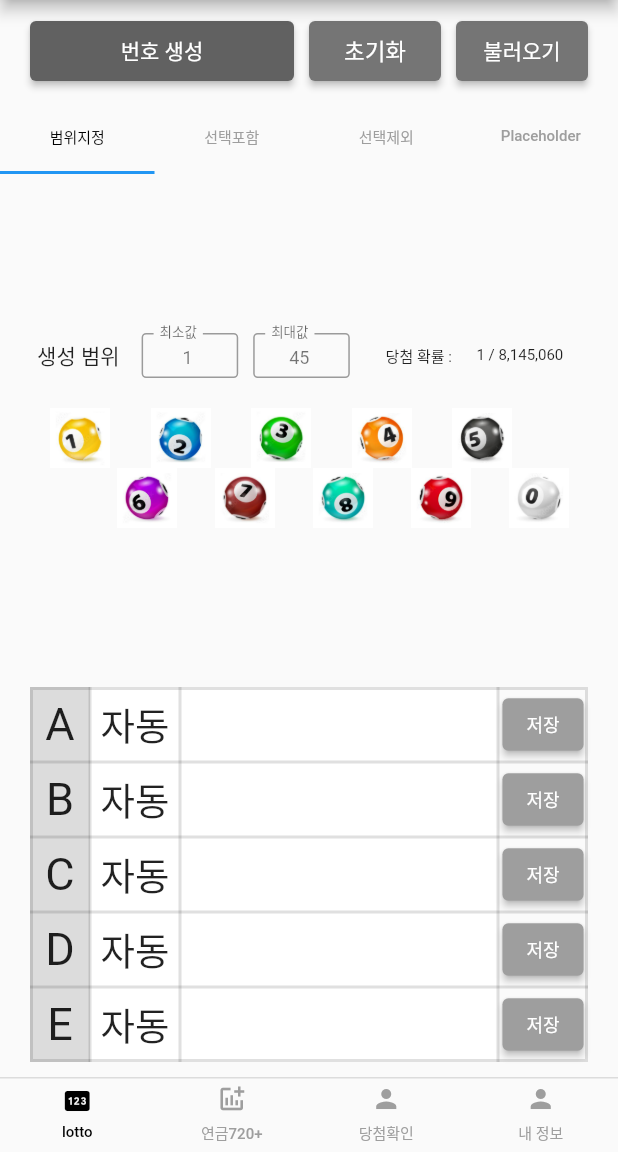
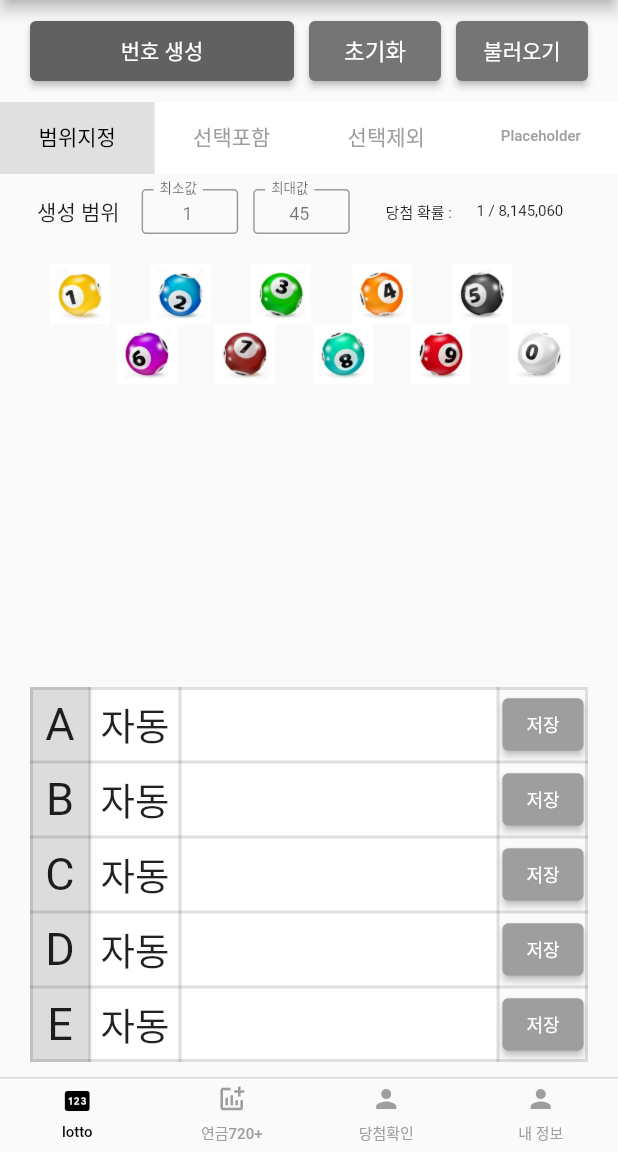
Before and after one commit to zzugoon/Lt645App, a Flutter app: the screen it shows after launch, on a phone screen of 412 x 824 dp, the part 84-1236 px from its top. Run offline on Flutter 3.47's test engine with Material 2 defaults, Android fonts, the phone set to English and light mode, and no system bars; our stand-ins replace numberpicker, permission_handler; missing offline and left inert: flutter_inappwebview, saf, shared_storage; Roboto replaces fonts that are missing (mobilePOP, on_goelip); project files that could hold a hidden picture were left out.

Commit message:
add size remake

```diff
--- a/lib/destination/destinationView.dart
+++ b/lib/destination/destinationView.dart
@@ -31,7 +31,7 @@ class _DestinationViewState extends State<DestinationView> {
               case '/':
                 return RootPage();
               case '/list':
-                return ListPage(destination: widget.destination);
+                return ListPage();
               case '/text':
                 return MyInfoPage(destination: widget.destination);
             }
--- a/lib/home/RootPage.dart
+++ b/lib/home/RootPage.dart
@@ -223,26 +223,31 @@ class _RootPageState extends State<RootPage> with TickerProviderStateMixin {
               ),
             ),
             sizeBox(0.0, 10.0),
-            TabBar(
+            Container(
+              color: Colors.white,
+              child: TabBar(
                 controller: _tabController,
+                indicator: BoxDecoration(
+                  color: Colors.black12
+                ),
                 // indicatorColor: Colors.transparent, // indicator 없애기
                 // overlayColor: MaterialStatePropertyAll(Colors.black),
-              unselectedLabelColor: Colors.grey, // 선택되지 않은 tab 색
+                unselectedLabelColor: Colors.grey, // 선택되지 않은 tab 색,
                 labelColor: Colors.black, //
                 tabs: const <Widget>[
                   Tab(
                     child: Text('범위지정',
-                  style: TextStyle(fontSize: 10.0),
+                    style: TextStyle(fontSize: 14.0),
                     ),
                   ),
                   Tab(
                     child: Text('선택포함',
-                  style: TextStyle(fontSize: 10.0),
+                    style: TextStyle(fontSize: 14.0),
                     ),
                   ),
                   Tab(
                     child: Text('선택제외',
-                  style: TextStyle(fontSize: 10.0),
+                    style: TextStyle(fontSize: 14.0),
                     ),
                   ),
                   Tab(
@@ -251,6 +256,7 @@ class _RootPageState extends State<RootPage> with TickerProviderStateMixin {
                     ),
                   ),
                 ],
+              ),
             ),
             Flexible(
               fit: FlexFit.tight,
@@ -400,7 +406,7 @@ class _RootPageState extends State<RootPage> with TickerProviderStateMixin {
 
   tabItemRange () {
     return Column(
-      mainAxisAlignment: MainAxisAlignment.center,
+      mainAxisAlignment: MainAxisAlignment.start,
       children: [Container( ////////////////// selectRange //////////////////
         padding: const EdgeInsets.only(left: 20, right: 20, top: 10, bottom: 10),
         child: Row(
@@ -535,11 +541,16 @@ class _RootPageState extends State<RootPage> with TickerProviderStateMixin {
   tabItemPartial() {
     return Container(
       child: Column(
+        mainAxisAlignment: MainAxisAlignment.spaceEvenly,
+        // mainAxisSize: MainAxisSize.max,
+        // crossAxisAlignment: CrossAxisAlignment.start,
         children: [
-          sizeBox(0.0, 10.0),
-          const Text('* 선택한 숫자를 포함하여 추첨번호를 생성합니다(최대 6개 선택 가능)'),
+          // sizeBox(0.0, 10.0),
+          const Text('선택한 숫자를 포함하여 추첨번호를 생성합니다',
+          style: TextStyle(fontSize: 12)),
+          const Text('(최대 6개 선택 가능)',
+              style: TextStyle(fontSize: 10)),
           for(var i=0; i<_lotteryNumberList.length; i++)...[
-            sizeBox(0.0, 1.0),
             createToggleButtons(_lotteryNumberList[i], i, partialSelections),
           ]
         ],
@@ -550,9 +561,13 @@ class _RootPageState extends State<RootPage> with TickerProviderStateMixin {
   tabItemUnPartial() {
     return Container(
       child: Column(
+        mainAxisAlignment: MainAxisAlignment.spaceEvenly,
         children: [
-          sizeBox(0.0, 10.0),
-          const Text('* 선택한 숫자를 제외하여 추첨번호를 생성합니다(최대 20개 선택 가능)'),
+          // sizeBox(0.0, 10.0),
+          const Text('선택한 숫자를 제외하여 추첨번호를 생성합니다',
+            style: TextStyle(fontSize: 12)),
+          const Text('(최대 20개 선택 가능)',
+              style: TextStyle(fontSize: 10)),
           for(var i=0; i<_lotteryNumberList.length; i++)...[
             sizeBox(0.0, 1.0),
             createToggleButtons(_lotteryNumberList[i], i, unPartialSelections),
@@ -575,6 +590,8 @@ class _RootPageState extends State<RootPage> with TickerProviderStateMixin {
         minHeight: 33.0,
         minWidth: 33.0,
       ),
+      renderBorder: false,
+      tapTargetSize: MaterialTapTargetSize.shrinkWrap,
       children: <Widget>[
         if(number == 40)...[
           for(var i=0; i<5; i++)...[
@@ -591,8 +608,8 @@ class _RootPageState extends State<RootPage> with TickerProviderStateMixin {
 
   createPartialNumber(number, idx, listIndex, selections) {
     return Container(
-      width: 25,
-      height: 25,
+      width: 28,
+      height: 28,
       decoration: BoxDecoration(
         border: Border.all(width: 1),
         shape: BoxShape.circle,
@@ -658,7 +675,7 @@ class _RootPageState extends State<RootPage> with TickerProviderStateMixin {
 
   Future<File> saveData(List dataList) async {
     print("saveData");
-    List<dynamic>? saveData;
+    List<dynamic>? saveData = [];
 
     // 기존 파일 불러오기
     saveData = await loadData();
@@ -680,7 +697,7 @@ class _RootPageState extends State<RootPage> with TickerProviderStateMixin {
     final file = await _localFile;
 
     // return await file.writeAsString(jsonEncode(data));
-    return await file.writeAsString(jsonEncode(saveData));
+    return file.writeAsString(jsonEncode(saveData));
   }
 
   Future<List?> loadData() async {
--- a/lib/main.dart
+++ b/lib/main.dart
@@ -28,7 +28,7 @@ class _Lt645App extends State<Lt645App> with TickerProviderStateMixin<Lt645App>
 
   static List<Widget> pages = <Widget>[
     RootPage(),
-    ListPage(destination: allDestinations[1]),
+    ListPage(),
     ResultPage(url:'https://dhlottery.co.kr/common.do?method=main'),
     MyInfoPage(destination: allDestinations[3]),
   ];
```
Also changed, not shown: lib/info/ListPage.dart (+130 -26 lines). Lines whose indentation alone changed are shown as unchanged.
